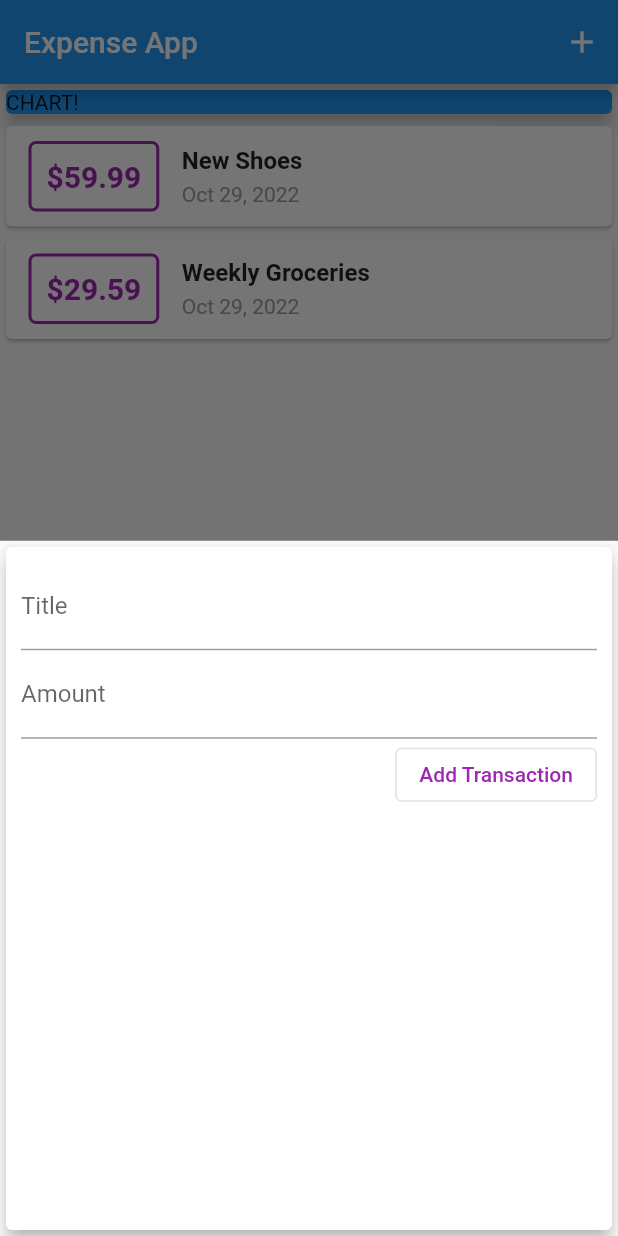
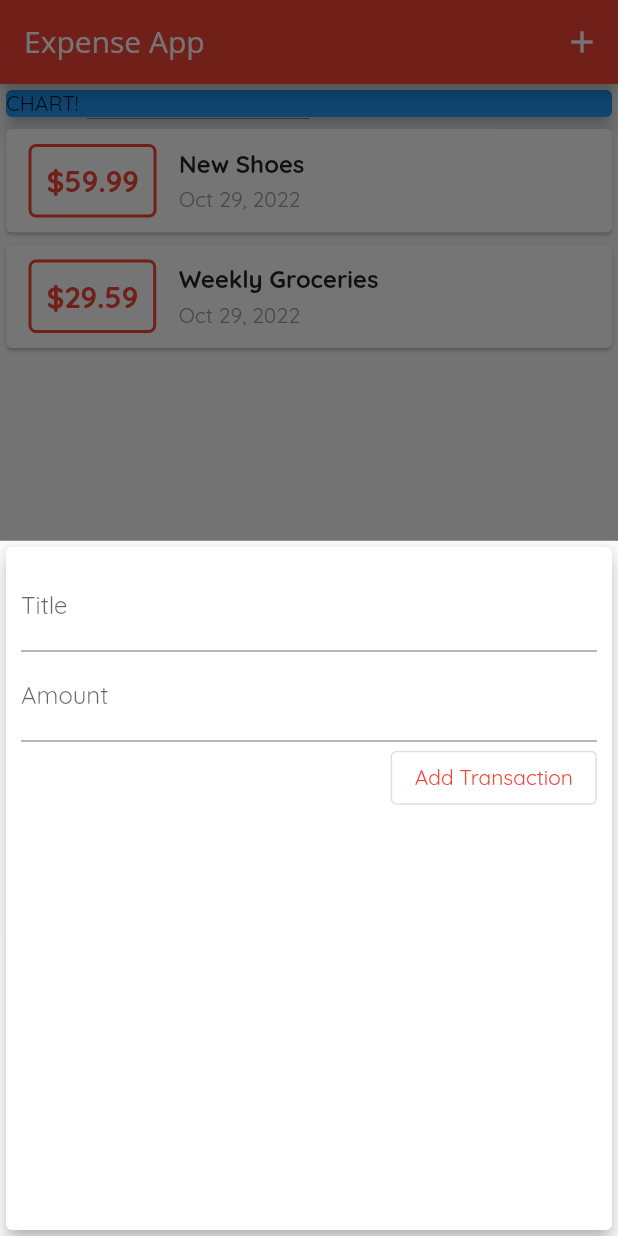
Before and after one commit to suleymanoner/expense_app, a Flutter app: the screen it shows after launch, after a tap on the "add" icon, on a phone screen of 412 x 824 dp. Run offline on Flutter 3.47's test engine with Material 2 defaults, Android fonts, the phone set to English and light mode, and no system bars; Roboto replaces fonts that are missing (Open Sans).

Commit message:
theme setted, fonts added

```diff
--- a/lib/main.dart
+++ b/lib/main.dart
@@ -14,7 +14,8 @@ class MyApp extends StatelessWidget {
       title: 'Expense App',
       debugShowCheckedModeBanner: false,
       theme: ThemeData(
-        primarySwatch: Colors.blue,
+        primarySwatch: Colors.red,
+        fontFamily: 'Quicksand',
       ),
       home: MyHomePage(),
     );
@@ -66,7 +67,10 @@ class _MyHomePageState extends State<MyHomePage> {
   Widget build(BuildContext context) {
     return Scaffold(
       appBar: AppBar(
-        title: Text('Expense App'),
+        title: Text(
+          'Expense App',
+          style: TextStyle(fontFamily: 'Open Sans'),
+        ),
         actions: [
           IconButton(
             onPressed: () {
--- a/lib/widgets/new_transaction.dart
+++ b/lib/widgets/new_transaction.dart
@@ -68,7 +68,7 @@ class _NewTransactionState extends State<NewTransaction> {
             OutlinedButton(
               child: Text(
                 'Add Transaction',
-                style: TextStyle(color: Colors.purple),
+                style: TextStyle(color: Theme.of(context).primaryColor),
               ),
               onPressed: () {
                 if (checkInputs()) {
--- a/lib/widgets/transaction_list.dart
+++ b/lib/widgets/transaction_list.dart
@@ -22,7 +22,7 @@ class TransactionList extends StatelessWidget {
                 ),
                 decoration: BoxDecoration(
                     border: Border.all(
-                      color: Colors.purple,
+                      color: Theme.of(context).primaryColor,
                       width: 2,
                     ),
                     borderRadius: BorderRadius.all(Radius.circular(5))),
@@ -32,7 +32,7 @@ class TransactionList extends StatelessWidget {
                   style: TextStyle(
                     fontWeight: FontWeight.bold,
                     fontSize: 20,
-                    color: Colors.purple,
+                    color: Theme.of(context).primaryColor,
                   ),
                 ),
               ),
```
Also changed, not shown: pubspec.yaml (+12 -6 lines), assets/fonts/OpenSans-Bold.ttf (added), assets/fonts/OpenSans-Regular.ttf (added), assets/fonts/Quicksand-Bold.ttf (added), assets/fonts/Quicksand-Light.ttf (added), assets/fonts/Quicksand-Medium.ttf (added), assets/fonts/Quicksand-Regular.ttf (added).
